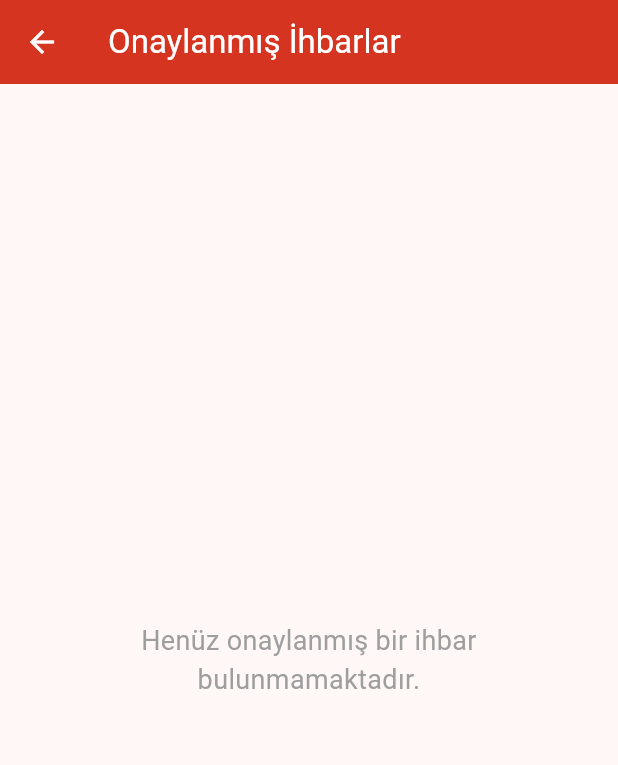
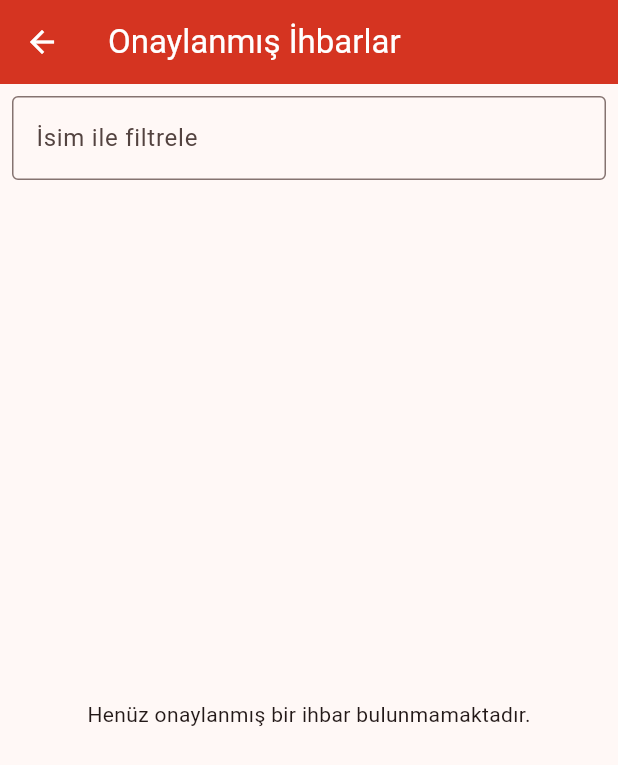
Before and after one commit to asude2/softwareEngineering_project, a Flutter app: the GenelOnayliIhbarListesiSayfasi screen opened by its route, on a phone screen of 412 x 824 dp. Shown: the top 765 px of the screen. Run offline on Flutter 3.47's test engine with Material 3 defaults, Android fonts, the phone set to English and light mode, and no system bars; our stand-ins replace cloud_firestore, firebase_auth, firebase_core, flutter_map, geocoding, geolocator and 1 more; accounts and stored records are empty.

Commit message:
isim ile filtreleme işlemi yapmayı ekledim

```diff
--- a/lib/genel_onayli_ihbar_listesi_sayfasi.dart
+++ b/lib/genel_onayli_ihbar_listesi_sayfasi.dart
@@ -2,55 +2,87 @@ import 'package:flutter/material.dart';
 import 'package:cloud_firestore/cloud_firestore.dart';
 import 'package:intl/intl.dart';
 
-class GenelOnayliIhbarListesiSayfasi extends StatelessWidget {
+class GenelOnayliIhbarListesiSayfasi extends StatefulWidget {
   const GenelOnayliIhbarListesiSayfasi({super.key});
+  static const String routeName = '/onayli-ihbar-listesi';
 
-  static const String routeName = '/onayli-ihbar-listesi';
+  @override
+  State<GenelOnayliIhbarListesiSayfasi> createState() => _GenelOnayliIhbarListesiSayfasiState();
+}
+
+class _GenelOnayliIhbarListesiSayfasiState extends State<GenelOnayliIhbarListesiSayfasi> {
+  String filterName = '';
 
   @override
   Widget build(BuildContext context) {
     return Scaffold(
-      appBar: AppBar(
-        title: const Text('Onaylanmış İhbarlar'),
-        // backgroundColor: Theme.of(context).primaryColor, // Temadan alır
-        // foregroundColor: Colors.white,
+      appBar: AppBar(title: const Text('Onaylanmış İhbarlar')),
+      body: Column(
+        children: [
+          Padding(
+            padding: const EdgeInsets.all(8),
+            child: TextField(
+              decoration: InputDecoration(
+                labelText: 'İsim ile filtrele',
+                border: OutlineInputBorder(),
               ),
-      body: StreamBuilder<QuerySnapshot>(
+              onChanged: (val) {
+                setState(() {
+                  filterName = val.trim();
+                });
+              },
+            ),
+          ),
+          Expanded(
+            child: StreamBuilder<QuerySnapshot>(
               stream: FirebaseFirestore.instance
                   .collection('ihbarlar')
-            .where('onaylandiMi', isEqualTo: true) // Sadece onaylanmışları çek
+                  .where('onaylandiMi', isEqualTo: true)
+              // burada filtreleme yapacağız
+              // ancak firestore'da partial text search yok, bu yüzden tam eşleşme veya prefix ile yapılabilir
+              // örnek prefix için:
+              // .where('ihbar_edilen_ad_soyad', isGreaterThanOrEqualTo: filterName)
+              // .where('ihbar_edilen_ad_soyad', isLessThan: filterName + 'z')
+              // ama bu sadece prefix için geçerli
+              // boş filtre için tümü
                   .orderBy('tarih', descending: true)
                   .snapshots(),
               builder: (context, snapshot) {
+                // builder kodu aynı kalabilir, sadece listeyi filtrelemeden önce
+                // eğer filterName boş değilse listeyi filtreleyebiliriz.
                 if (snapshot.connectionState == ConnectionState.waiting) {
                   return const Center(child: CircularProgressIndicator());
                 }
                 if (snapshot.hasError) {
-            print("Firestore stream hatası (Genel Onaylı Liste): ${snapshot.error}");
-            return Center(
-                child: Text(
-                    "İhbarlar yüklenirken bir hata oluştu: ${snapshot.error}"));
+                  return Center(child: Text("İhbarlar yüklenirken bir hata oluştu: ${snapshot.error}"));
                 }
                 if (!snapshot.hasData || snapshot.data!.docs.isEmpty) {
-            return const Center(
-                child: Padding(
-                  padding: EdgeInsets.all(20.0),
-                  child: Text(
-                    "Henüz onaylanmış bir ihbar bulunmamaktadır.",
-                    textAlign: TextAlign.center,
-                    style: TextStyle(fontSize: 18, color: Colors.grey),
-                  ),
-                ));
+                  return const Center(child: Text("Henüz onaylanmış bir ihbar bulunmamaktadır."));
+                }
+
+                final docs = snapshot.data!.docs;
+
+                final filteredDocs = filterName.isEmpty
+                    ? docs
+                    : docs.where((doc) {
+                  final data = doc.data() as Map<String, dynamic>;
+                  final name = data['ihbar_edilen_ad_soyad'] as String? ?? '';
+                  return name.toLowerCase().contains(filterName.toLowerCase());
+                }).toList();
+
+                if (filteredDocs.isEmpty) {
+                  return const Center(child: Text("Filtreye uygun ihbar bulunamadı."));
                 }
 
                 return ListView.separated(
                   padding: const EdgeInsets.all(10),
-            itemCount: snapshot.data!.docs.length,
+                  itemCount: filteredDocs.length,
                   separatorBuilder: (_, __) => const Divider(height: 1, thickness: 0.5),
                   itemBuilder: (context, index) {
-              final doc = snapshot.data!.docs[index];
+                    final doc = filteredDocs[index];
                     final data = doc.data() as Map<String, dynamic>;
 
+                    // aynı formatlama işlemleri burada olacak
                     String formattedDate = "Tarih bilgisi yok";
                     if (data.containsKey('tarih') && data['tarih'] != null && data['tarih'] is Timestamp) {
                       DateTime date = (data['tarih'] as Timestamp).toDate();
@@ -101,17 +133,15 @@ class GenelOnayliIhbarListesiSayfasi extends StatelessWidget {
                             ],
                           ),
                         ),
-                  // Bu sayfada düzenleme/silme yok, sadece görüntüleme
-                  onTap: () {
-                    // İsteğe bağlı: Tıklandığında detay dialog'u gösterilebilir
-                    // _showIhbarDetayDialog(context, data); // Benzer bir dialog fonksiyonu
-                  },
                       ),
                     );
                   },
                 );
               },
             ),
+          ),
+        ],
+      ),
     );
   }
 }
```
Lines whose indentation alone changed are shown as unchanged.
